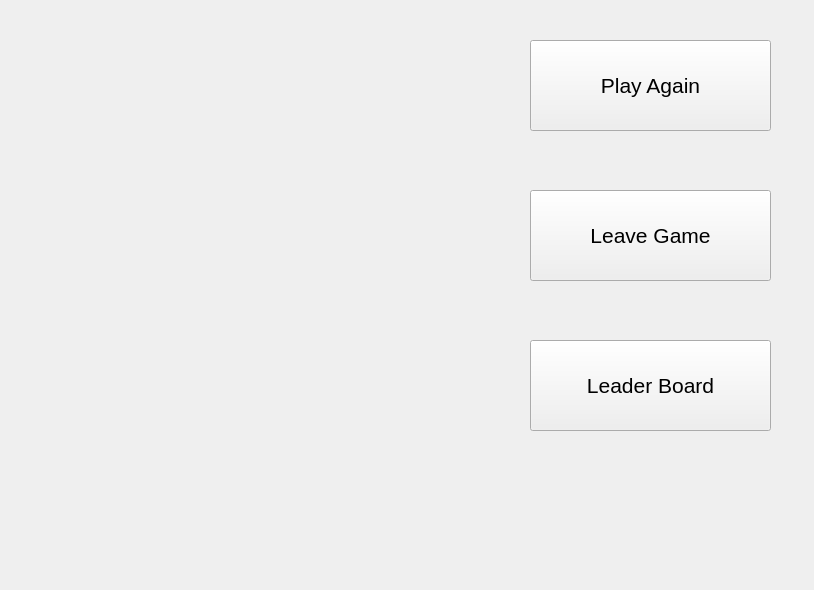
First picture: the form in Soduko/endgame.ui, repository UIAP4002-Dr-Mahdavi/mini-project-2-sudoku-Mohammadmx, before the edit.
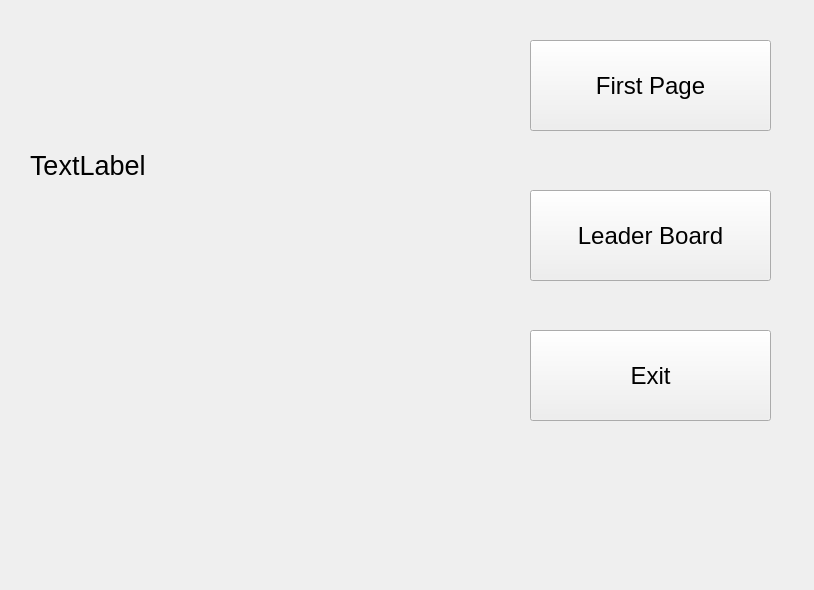
Second picture: the form after the edit.

What changed in the file:
```diff
--- a/Soduko/endgame.ui
+++ b/Soduko/endgame.ui
@@ -29,39 +29,67 @@
    </property>
    <property name="font">
     <font>
-     <pointsize>16</pointsize>
+     <pointsize>18</pointsize>
     </font>
    </property>
    <property name="text">
-    <string>Play Again</string>
+    <string>First Page</string>
    </property>
   </widget>
   <widget class="QPushButton" name="btn_leavegame">
    <property name="geometry">
     <rect>
      <x>530</x>
-     <y>190</y>
+     <y>330</y>
      <width>241</width>
      <height>91</height>
     </rect>
    </property>
+   <property name="font">
+    <font>
+     <pointsize>18</pointsize>
+    </font>
+   </property>
    <property name="text">
-    <string>Leave Game</string>
+    <string>Exit</string>
    </property>
   </widget>
   <widget class="QPushButton" name="btn_leaderboard">
    <property name="geometry">
     <rect>
      <x>530</x>
-     <y>340</y>
+     <y>190</y>
      <width>241</width>
      <height>91</height>
     </rect>
    </property>
+   <property name="font">
+    <font>
+     <pointsize>18</pointsize>
+    </font>
+   </property>
    <property name="text">
     <string>Leader Board</string>
    </property>
   </widget>
+  <widget class="QLabel" name="label">
+   <property name="geometry">
+    <rect>
+     <x>30</x>
+     <y>50</y>
+     <width>461</width>
+     <height>231</height>
+    </rect>
+   </property>
+   <property name="font">
+    <font>
+     <pointsize>20</pointsize>
+    </font>
+   </property>
+   <property name="text">
+    <string>TextLabel</string>
+   </property>
+  </widget>
  </widget>
  <resources/>
  <connections/>
```
Left out of the diff: 4 changed lines with no effect on the pictures.
